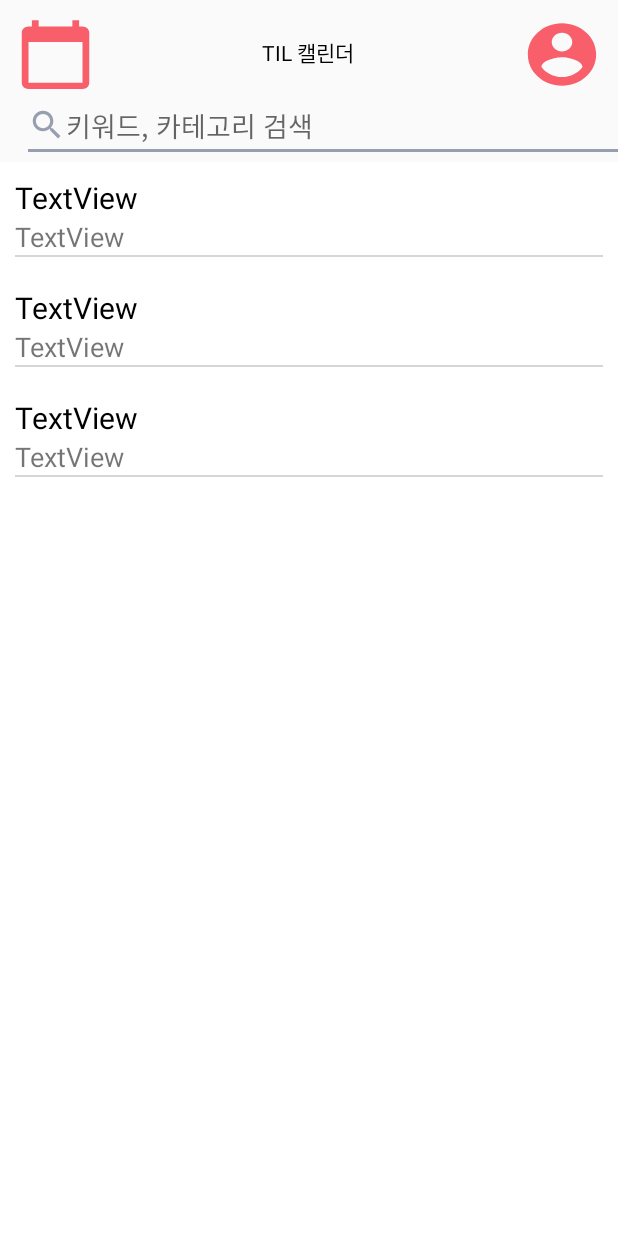
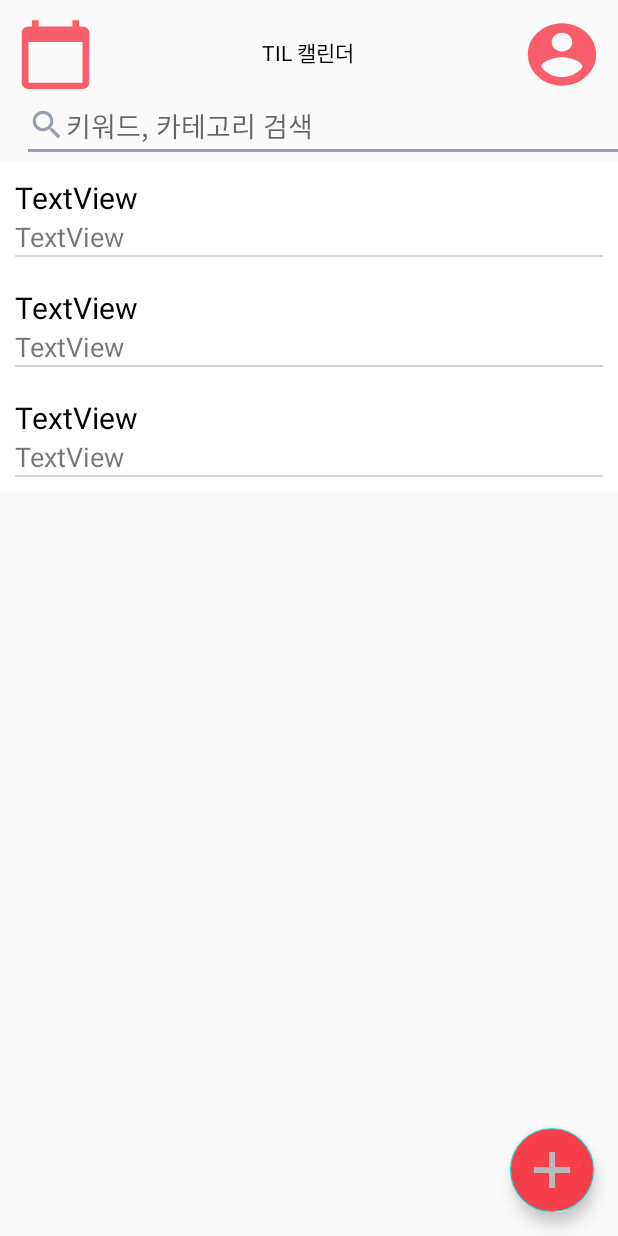
Before and after one commit to GDSC-KNU/TIL-Frontend, an Android app: the layout list.xml on its own in the app's theme, with its tools: preview values and no code run, on a phone screen of 412 x 824 dp. Run offline under Robolectric (Android 15) with nearby library versions, the phone set to English and light mode, and no system bars.

Commit message:
list view에도 플로팅 버튼 추가

```diff
--- a/app/src/main/java/com/example/til/ListFunc.kt
+++ b/app/src/main/java/com/example/til/ListFunc.kt
@@ -21,16 +21,6 @@ class ListFunc: AppCompatActivity() {
         super.onCreate(savedInstanceState)
         setContentView(R.layout.list)
 
-        changetoc.setOnClickListener {
-            finish()
-        }
-
-        mypage.setOnClickListener {
-            val intent = Intent(this, MyPageFunc::class.java)
-            startActivity(intent)
-        }
-
-
         if (Build.VERSION.SDK_INT > 9) {
             val policy = StrictMode.ThreadPolicy.Builder().permitAll().build()
             StrictMode.setThreadPolicy(policy)
@@ -39,7 +29,6 @@ class ListFunc: AppCompatActivity() {
         var list = dataAdd()
         val adapter = RecycleAdapter(list)
         recycleView.adapter = adapter
-
 
         list_search.setOnKeyListener {v, keyCode, event ->
             val imm=this.getSystemService(Context.INPUT_METHOD_SERVICE) as InputMethodManager
@@ -53,6 +42,22 @@ class ListFunc: AppCompatActivity() {
                 return@setOnKeyListener true
             }
             false
+        }
+
+        changetoc.setOnClickListener {
+            finish()
+        }
+
+        mypage.setOnClickListener {
+            val intent = Intent(this, MyPageFunc::class.java)
+            startActivity(intent)
+
+            finish()
+        }
+
+        floatingActionButton.setOnClickListener{
+            val intent = Intent(this, WritingFunc::class.java)
+            startActivity(intent)
         }
     }
 
--- a/app/src/main/res/layout/list.xml
+++ b/app/src/main/res/layout/list.xml
@@ -1,11 +1,15 @@
 <?xml version="1.0" encoding="utf-8"?>
 <!--글 리스트 형식으로 보여주는 곳-->
-<LinearLayout xmlns:android="http://schemas.android.com/apk/res/android"
+<FrameLayout xmlns:android="http://schemas.android.com/apk/res/android"
     xmlns:tools="http://schemas.android.com/tools"
     android:layout_width="match_parent"
     android:layout_height="match_parent"
-    android:orientation="vertical"
     xmlns:app="http://schemas.android.com/apk/res-auto">
+
+    <LinearLayout
+        android:layout_width="match_parent"
+        android:layout_height="wrap_content"
+        android:orientation="vertical">
 
         <LinearLayout
             android:layout_width="match_parent"
@@ -61,7 +65,18 @@
             tools:listitem="@layout/item_recycle"
             />
 
+    </LinearLayout>
+
+    <android.support.design.widget.FloatingActionButton
+        android:id="@+id/floatingActionButton"
+        android:layout_width="wrap_content"
+        android:layout_height="wrap_content"
+        android:layout_gravity="bottom|right"
+        android:backgroundTint="#F83E4B"
+        android:clickable="true"
+        android:layout_margin="16dp"
+        android:src="@drawable/plus"
+        app:fabSize="auto" />
 
 
-
-</LinearLayout>
+</FrameLayout>
```
Lines whose indentation alone changed are shown as unchanged.
